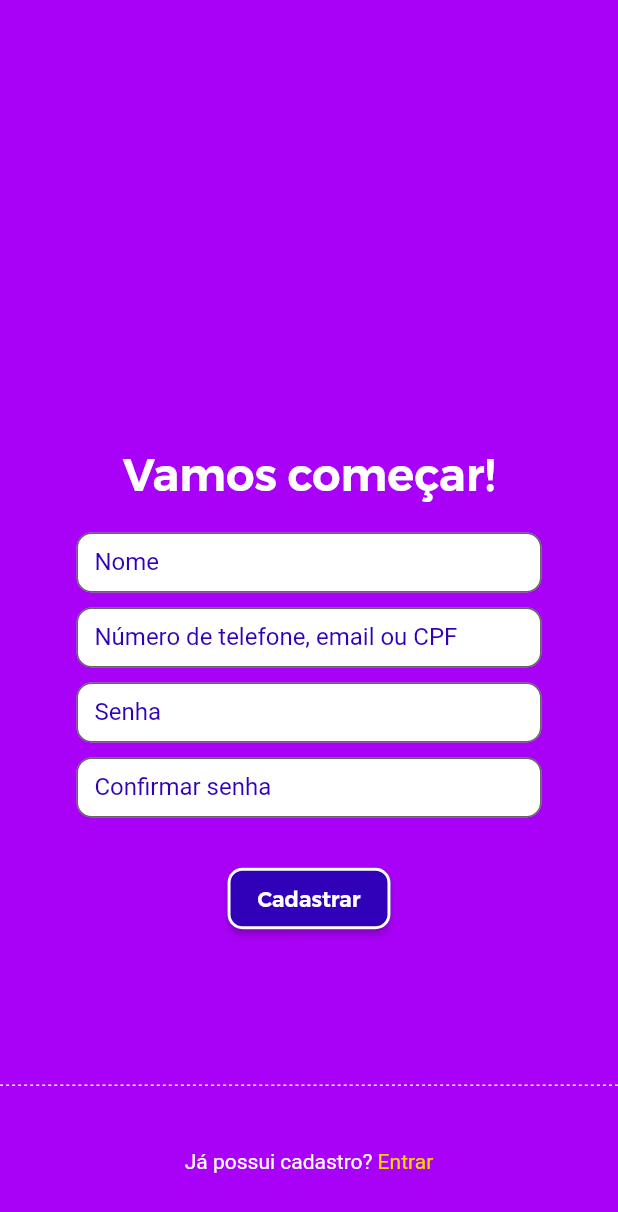
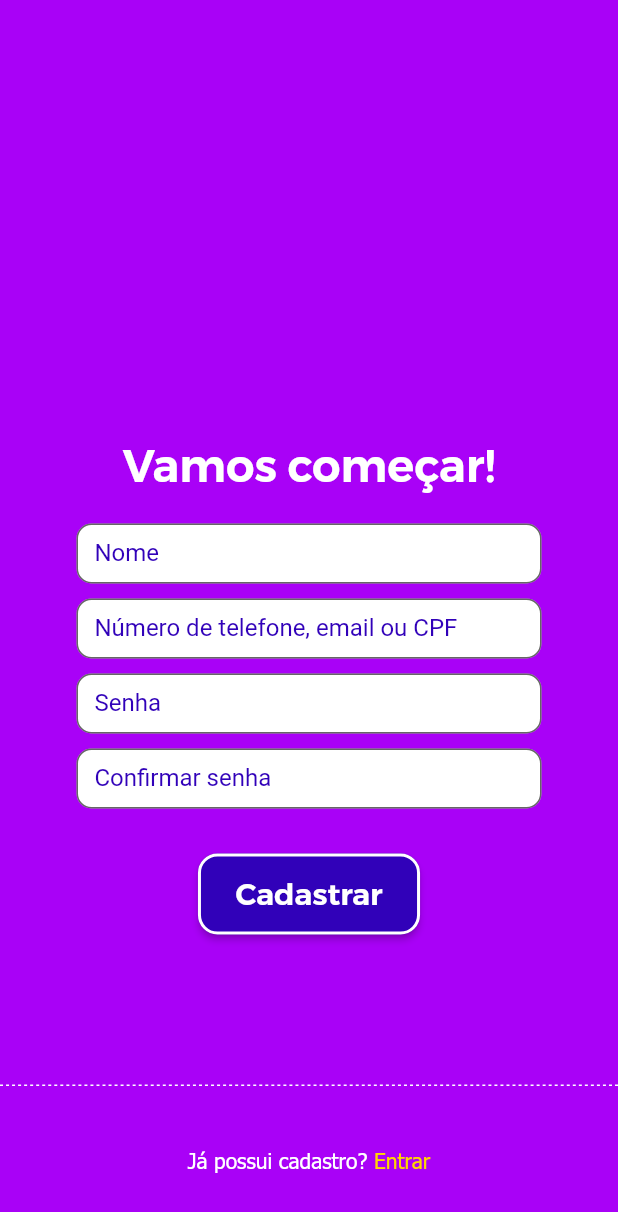
Before and after one commit to FIXER3600/App_ToDo_Lovepeople, a Flutter app: the screen it shows after launch, on a phone screen of 412 x 824 dp. Shown: the top 1212 px of the screen. Run offline on Flutter 3.47's test engine with Material 2 defaults, Android fonts, the phone set to English and light mode, and no system bars; Roboto replaces fonts that are missing (verdana_regular).

Commit message:
Arrumando tela de sucesso de cadastro e melhorando botão da tela de cadastro

```diff
--- a/lib/view/pages/signup.dart
+++ b/lib/view/pages/signup.dart
@@ -73,7 +73,7 @@ class _SignupState extends State<Signup> {
                 },
                 style: ElevatedButton.styleFrom(
                   padding: const EdgeInsets.only(
-                      right: 20, left: 20, bottom: 12, top: 12),
+                      right: 25, left: 25, bottom: 15, top: 15),
                   side: const BorderSide(
                     width: 2.0,
                     color: Colors.white,
@@ -81,10 +81,11 @@ class _SignupState extends State<Signup> {
                   backgroundColor: const Color(0xff3101B9),
                   foregroundColor: Colors.white,
                   shape: RoundedRectangleBorder(
-                      borderRadius: BorderRadius.circular(10.0)),
+                      borderRadius: BorderRadius.circular(13.0)),
                 ),
                 child: const Text('Cadastrar',
-                    style: TextStyle(fontFamily: 'Montserrat-SemiBold'))),
+                    style: TextStyle(
+                        fontFamily: 'Montserrat-SemiBold', fontSize: 20))),
             const SizedBox(
               height: 100,
             ),
@@ -97,11 +98,9 @@ class _SignupState extends State<Signup> {
                 Row(
                   mainAxisAlignment: MainAxisAlignment.center,
                   children: [
-                    const Text(
-                      'Já possui cadastro?',
-                      style: TextStyle(color: Colors.white,
-                      fontFamily: 'Tahoma')
-                    ),
+                    const Text('Já possui cadastro?',
+                        style: TextStyle(
+                            color: Colors.white, fontFamily: 'Tahoma')),
                     InkWell(
                       onTap: () {
                         Navigator.of(context)
@@ -111,7 +110,8 @@ class _SignupState extends State<Signup> {
                       },
                       child: const Text(
                         ' Entrar',
-                        style: TextStyle(color: Color(0xffFFD600), fontFamily: 'Tahoma'),
+                        style: TextStyle(
+                            color: Color(0xffFFD600), fontFamily: 'Tahoma'),
                       ),
                     ),
                     const SizedBox(height: 100)
```
Also changed, not shown: lib/view/pages/signup_succsess.dart (+14 -19 lines), pubspec.yaml (+5 -2 lines), lib/view/assets/fonts/TAHOMAB0.TTF (added), lib/view/assets/fonts/TAHOMABD.TTF (added), lib/view/assets/fonts/TAHOMA_0.TTF (added), lib/view/assets/fonts/Tahoma-Regular-font.ttf (added), lib/view/assets/images/coruja-image.png.
